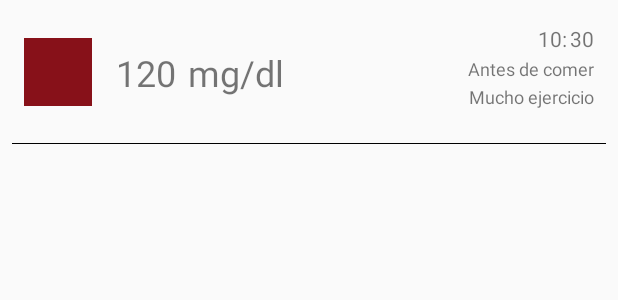
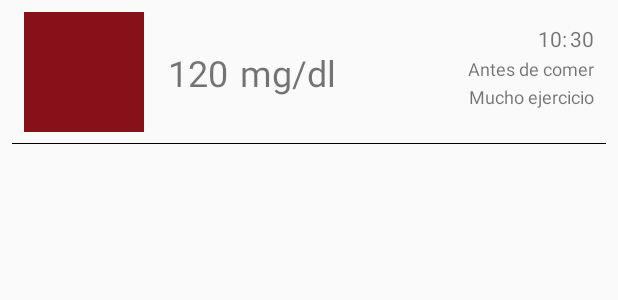
Before and after one commit to danielmonleonguerrero/SmartBlood, an Android app: the layout item_analisis_view.xml on its own in the app's theme, with its tools: preview values and no code run, on a phone screen of 412 x 824 dp. Shown: the top 300 px of the screen. Run offline under Robolectric (Android 15) with nearby library versions, the phone set to English and light mode, and no system bars.

Commit message:
v4.3 Se habilita poner imagenes. Ahora aparece una gota de sangre al lado de la muestra

```diff
--- a/app/build.gradle
+++ b/app/build.gradle
@@ -29,4 +29,7 @@ dependencies {
     androidTestImplementation 'com.android.support.test:runner:1.0.2'
     androidTestImplementation 'com.android.support.test.espresso:espresso-core:3.0.2'
     implementation 'com.android.support:recyclerview-v7:27.1.1'
+
+    implementation 'com.github.bumptech.glide:glide:4.8.0'
+    implementation 'com.google.code.gson:gson:2.8.5'
 }
--- a/app/src/main/java/com/example/dani/smartblood/ResumenAnalisisActivity.java
+++ b/app/src/main/java/com/example/dani/smartblood/ResumenAnalisisActivity.java
@@ -11,6 +11,9 @@ import android.view.View;
 import android.view.ViewGroup;
 import android.widget.ImageView;
 import android.widget.TextView;
+
+import com.bumptech.glide.Glide;
+import com.google.gson.Gson;
 
 import java.util.ArrayList;
 import java.util.Date;
@@ -85,7 +88,7 @@ public class ResumenAnalisisActivity extends AppCompatActivity {
             holder.minView.setText(Integer.toString(analisisHolder.getTiempo().getMinutes()));
             holder.nota1.setText(analisisHolder.getNota1());
             holder.nota2.setText(analisisHolder.getNota2());
-            //Glide.with(this).load("file:///android_asset/burger.png").into(holder.bloodropView);
+            Glide.with(ResumenAnalisisActivity.this).load("file:///android_asset/blood_drop.png").into(holder.bloodropView);
         }
         public int getItemCount(){
             return ListAnalisis.size();
--- a/app/src/main/res/layout/activity_calendar.xml
+++ b/app/src/main/res/layout/activity_calendar.xml
@@ -1,7 +1,7 @@
 <?xml version="1.0" encoding="utf-8"?>
 <android.support.constraint.ConstraintLayout xmlns:android="http://schemas.android.com/apk/res/android"
+    xmlns:app="http://schemas.android.com/apk/res-auto"
     xmlns:scrollcalendar="http://schemas.android.com/apk/res-auto"
-    xmlns:app="http://schemas.android.com/apk/res-auto"
     xmlns:tools="http://schemas.android.com/tools"
     android:layout_width="match_parent"
     android:layout_height="match_parent"
@@ -12,7 +12,6 @@
         android:layout_width="match_parent"
         android:layout_height="match_parent"
         scrollcalendar:currentDayStyle="@style/CurrentDayStyle"
-        scrollcalendar:dayStyle="@style/DayStyle"
-        />
+        scrollcalendar:dayStyle="@style/DayStyle" />
 
 </android.support.constraint.ConstraintLayout>
--- a/app/src/main/res/layout/activity_resumen_analisis.xml
+++ b/app/src/main/res/layout/activity_resumen_analisis.xml
@@ -13,6 +13,7 @@
         android:layout_marginStart="8dp"
         android:layout_marginLeft="8dp"
         android:text="de"
+        android:textStyle="bold"
         android:textSize="24sp"
         app:layout_constraintBaseline_toBaselineOf="@+id/diaView"
         app:layout_constraintStart_toEndOf="@+id/mesView" />
@@ -25,6 +26,7 @@
         android:layout_marginLeft="32dp"
         android:layout_marginTop="16dp"
         android:textSize="24sp"
+        android:textStyle="bold"
         app:layout_constraintStart_toStartOf="parent"
         app:layout_constraintTop_toTopOf="parent"
         tools:text="18" />
@@ -36,6 +38,7 @@
         android:layout_marginStart="8dp"
         android:layout_marginLeft="8dp"
         android:text="de"
+        android:textStyle="bold"
         android:textSize="24sp"
         app:layout_constraintBaseline_toBaselineOf="@+id/diaView"
         app:layout_constraintStart_toEndOf="@+id/diaView" />
@@ -49,7 +52,9 @@
         android:textSize="24sp"
         app:layout_constraintBaseline_toBaselineOf="@+id/deView"
         app:layout_constraintStart_toEndOf="@+id/deView"
+        android:textStyle="bold"
         tools:text="Diciembre" />
+
 
     <TextView
         android:id="@+id/anyoView"
@@ -60,6 +65,7 @@
         android:textSize="24sp"
         app:layout_constraintBaseline_toBaselineOf="@+id/de2View"
         app:layout_constraintStart_toEndOf="@+id/de2View"
+        android:textStyle="bold"
         tools:text="2019" />
 
     <ImageView
--- a/app/src/main/res/layout/item_analisis_view.xml
+++ b/app/src/main/res/layout/item_analisis_view.xml
@@ -100,8 +100,8 @@
 
     <ImageView
         android:id="@+id/blooddropView"
-        android:layout_width="45dp"
-        android:layout_height="45dp"
+        android:layout_width="80dp"
+        android:layout_height="80dp"
         android:layout_marginStart="16dp"
         android:layout_marginLeft="16dp"
         android:layout_marginTop="4dp"
```
Also changed, not shown: app/src/main/java/com/example/dani/smartblood/CalendarActivity.java (+4 -5 lines), app/src/main/java/com/example/dani/smartblood/RegistrarAnalisis.java (+4 -10 lines).
